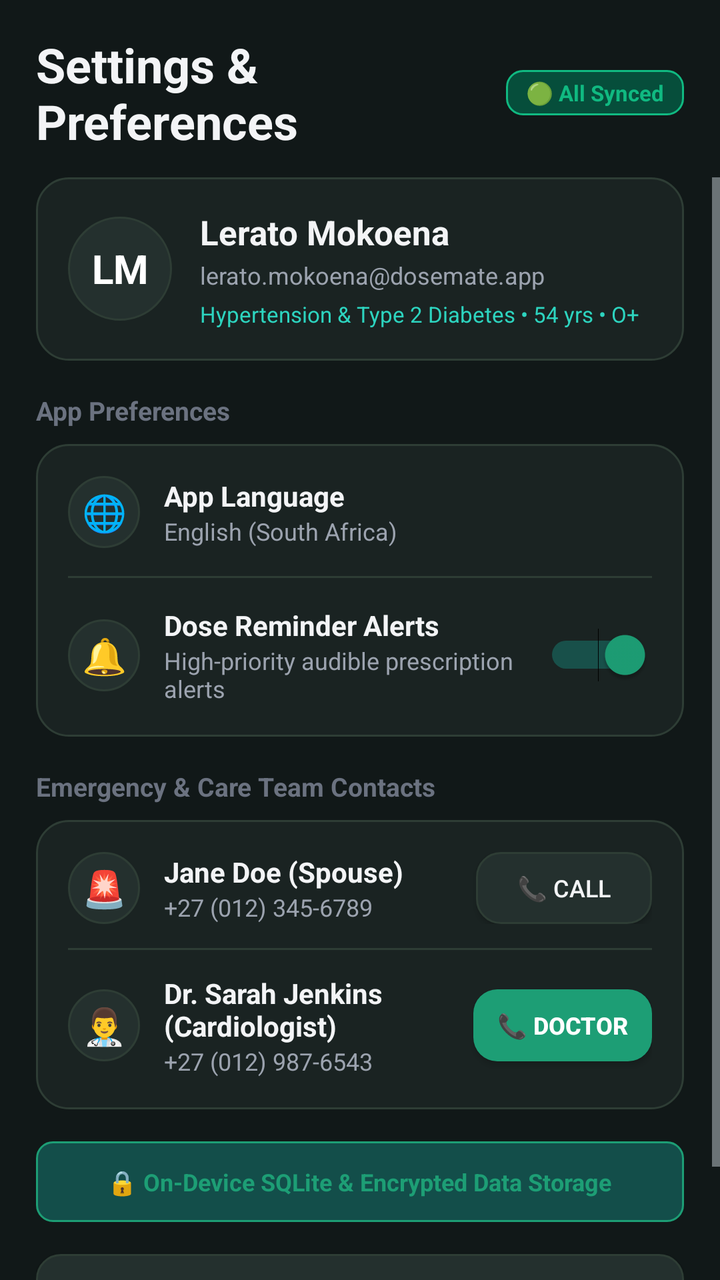
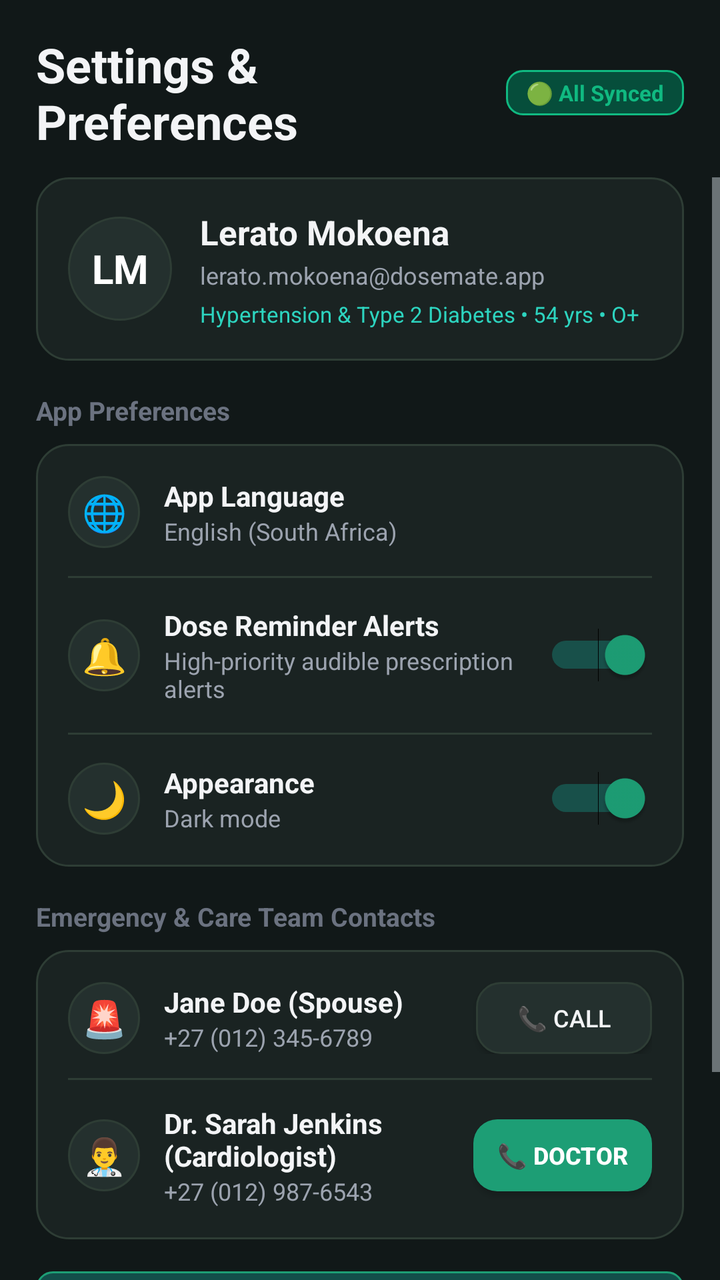

Two renders of the same Android screen: before a commit and after it. Below are the layout's source before the change and the commit's diff.
<!-- AndroidManifest.xml: application theme Theme.MyApplication -->
<!-- res/layout/fragment_settings.xml -->
<?xml version="1.0" encoding="utf-8"?>
<LinearLayout xmlns:android="http://schemas.android.com/apk/res/android"
    android:layout_width="match_parent"
    android:layout_height="match_parent"
    android:orientation="vertical"
    android:background="@color/dark_background">

    
    <LinearLayout
        android:layout_width="match_parent"
        android:layout_height="wrap_content"
        android:orientation="horizontal"
        android:gravity="center_vertical"
        android:paddingHorizontal="18dp"
        android:paddingTop="16dp"
        android:paddingBottom="12dp">

        <TextView
            android:layout_width="0dp"
            android:layout_height="wrap_content"
            android:layout_weight="1"
            android:text="Settings &amp; Preferences"
            android:textSize="24sp"
            android:textStyle="bold"
            android:textColor="@color/text_primary" />

        <TextView
            android:id="@+id/tv_settings_sync_badge"
            android:layout_width="wrap_content"
            android:layout_height="wrap_content"
            android:text="🟢 All Synced"
            android:textSize="11sp"
            android:textStyle="bold"
            android:textColor="@color/health_green"
            android:background="@drawable/bg_badge_green"
            android:paddingHorizontal="10dp"
            android:paddingVertical="4dp" />
    </LinearLayout>

    <ScrollView
        android:layout_width="match_parent"
        android:layout_height="match_parent"
        android:fillViewport="true">

        <LinearLayout
            android:layout_width="match_parent"
            android:layout_height="wrap_content"
            android:orientation="vertical"
            android:paddingHorizontal="18dp"
            android:paddingBottom="32dp">

            
            <LinearLayout
                android:layout_width="match_parent"
                android:layout_height="wrap_content"
                android:orientation="horizontal"
                android:gravity="center_vertical"
                android:background="@drawable/bg_card_dark"
                android:padding="16dp"
                android:layout_marginBottom="16dp">

                <TextView
                    android:id="@+id/tv_settings_avatar"
                    android:layout_width="52dp"
                    android:layout_height="52dp"
                    android:gravity="center"
                    android:text="LM"
                    android:textColor="@color/white"
                    android:textSize="20sp"
                    android:textStyle="bold"
                    android:background="@drawable/bg_circle_icon"
                    android:layout_marginEnd="14dp" />

                <LinearLayout
                    android:layout_width="0dp"
                    android:layout_height="wrap_content"
                    android:layout_weight="1"
                    android:orientation="vertical">

                    <TextView
                        android:id="@+id/tv_settings_name"
                        android:layout_width="wrap_content"
                        android:layout_height="wrap_content"
                        android:text="Lerato Mokoena"
                        android:textSize="17sp"
                        android:textStyle="bold"
                        android:textColor="@color/text_primary" />

                    <TextView
                        android:id="@+id/tv_settings_email"
                        android:layout_width="wrap_content"
                        android:layout_height="wrap_content"
                        android:layout_marginTop="2dp"
                        android:text="lerato.mokoena@dosemate.app"
                        android:textSize="12sp"
                        android:textColor="@color/text_secondary" />

                    <TextView
                        android:id="@+id/tv_settings_condition_tag"
                        android:layout_width="wrap_content"
                        android:layout_height="wrap_content"
                        android:layout_marginTop="4dp"
                        android:text="Hypertension &amp; Type 2 Diabetes • 54 yrs • O+"
                        android:textSize="11sp"
                        android:textColor="@color/teal_accent" />
                </LinearLayout>
            </LinearLayout>

            
            <TextView
                android:layout_width="wrap_content"
                android:layout_height="wrap_content"
                android:layout_marginBottom="8dp"
                android:text="App Preferences"
                android:textSize="13sp"
                android:textStyle="bold"
                android:textColor="@color/text_muted" />

            <LinearLayout
                android:layout_width="match_parent"
                android:layout_height="wrap_content"
                android:orientation="vertical"
                android:background="@drawable/bg_card_dark"
                android:padding="16dp"
                android:layout_marginBottom="16dp">

                
                <LinearLayout
                    android:layout_width="match_parent"
                    android:layout_height="wrap_content"
                    android:orientation="horizontal"
                    android:gravity="center_vertical"
                    android:layout_marginBottom="14dp">

                    <TextView
                        android:layout_width="36dp"
                        android:layout_height="36dp"
                        android:gravity="center"
                        android:text="🌐"
                        android:textSize="18sp"
                        android:background="@drawable/bg_circle_icon"
                        android:layout_marginEnd="12dp" />

                    <LinearLayout
                        android:layout_width="0dp"
                        android:layout_height="wrap_content"
                        android:layout_weight="1"
                        android:orientation="vertical">

                        <TextView
                            android:layout_width="wrap_content"
                            android:layout_height="wrap_content"
                            android:text="App Language"
                            android:textSize="14sp"
                            android:textStyle="bold"
                            android:textColor="@color/text_primary" />

                        <TextView
                            android:id="@+id/tv_active_language"
                            android:layout_width="wrap_content"
                            android:layout_height="wrap_content"
                            android:text="English (South Africa)"
                            android:textSize="12sp"
                            android:textColor="@color/text_secondary" />
                    </LinearLayout>

                    <Spinner
                        android:id="@+id/spinner_language"
                        android:layout_width="wrap_content"
                        android:layout_height="36dp"
                        android:background="@drawable/bg_button_secondary"
                        android:paddingHorizontal="8dp" />
                </LinearLayout>

                <View
                    android:layout_width="match_parent"
                    android:layout_height="1dp"
                    android:background="@color/dark_card_stroke"
                    android:layout_marginBottom="14dp" />

                
                <LinearLayout
                    android:layout_width="match_parent"
                    android:layout_height="wrap_content"
                    android:orientation="horizontal"
                    android:gravity="center_vertical">

                    <TextView
                        android:layout_width="36dp"
                        android:layout_height="36dp"
                        android:gravity="center"
                        android:text="🔔"
                        android:textSize="18sp"
                        android:background="@drawable/bg_circle_icon"
                        android:layout_marginEnd="12dp" />

                    <LinearLayout
                        android:layout_width="0dp"
                        android:layout_height="wrap_content"
                        android:layout_weight="1"
                        android:orientation="vertical">

                        <TextView
                            android:layout_width="wrap_content"
                            android:layout_height="wrap_content"
                            android:text="Dose Reminder Alerts"
                            android:textSize="14sp"
                            android:textStyle="bold"
                            android:textColor="@color/text_primary" />

                        <TextView
                            android:layout_width="wrap_content"
                            android:layout_height="wrap_content"
                            android:text="High-priority audible prescription alerts"
                            android:textSize="12sp"
                            android:textColor="@color/text_secondary" />
                    </LinearLayout>

                    <Switch
                        android:id="@+id/switch_reminders"
                        android:layout_width="wrap_content"
                        android:layout_height="wrap_content"
                        android:checked="true"
                        android:thumbTint="@color/teal_primary"
                        android:trackTint="@color/teal_secondary" />
                </LinearLayout>

            </LinearLayout>

            
            <TextView
                android:layout_width="wrap_content"
                android:layout_height="wrap_content"
                android:layout_marginBottom="8dp"
                android:text="Emergency &amp; Care Team Contacts"
                android:textSize="13sp"
                android:textStyle="bold"
                android:textColor="@color/text_muted" />

            <LinearLayout
                android:layout_width="match_parent"
                android:layout_height="wrap_content"
                android:orientation="vertical"
                android:background="@drawable/bg_card_dark"
                android:padding="16dp"
                android:layout_marginBottom="16dp">

                
                <LinearLayout
                    android:layout_width="match_parent"
                    android:layout_height="wrap_content"
                    android:orientation="horizontal"
                    android:gravity="center_vertical"
                    android:layout_marginBottom="12dp">

                    <TextView
                        android:layout_width="36dp"
                        android:layout_height="36dp"
                        android:gravity="center"
                        android:text="🚨"
                        android:textSize="18sp"
                        android:background="@drawable/bg_circle_icon"
                        android:layout_marginEnd="12dp" />

                    <LinearLayout
                        android:layout_width="0dp"
                        android:layout_height="wrap_content"
                        android:layout_weight="1"
                        android:orientation="vertical">

                        <TextView
                            android:id="@+id/tv_emergency_contact_name"
                            android:layout_width="wrap_content"
                            android:layout_height="wrap_content"
                            android:text="Jane Doe (Spouse)"
                            android:textSize="14sp"
                            android:textStyle="bold"
                            android:textColor="@color/text_primary" />

                        <TextView
                            android:layout_width="wrap_content"
                            android:layout_height="wrap_content"
                            android:text="+27 (012) 345-6789"
                            android:textSize="12sp"
                            android:textColor="@color/text_secondary" />
                    </LinearLayout>

                    <Button
                        android:id="@+id/btn_call_emergency_contact"
                        android:layout_width="wrap_content"
                        android:layout_height="36dp"
                        android:background="@drawable/bg_button_secondary"
                        android:text="📞 Call"
                        android:textColor="@color/text_primary"
                        android:textSize="12sp"
                        android:paddingHorizontal="12dp" />
                </LinearLayout>

                <View
                    android:layout_width="match_parent"
                    android:layout_height="1dp"
                    android:background="@color/dark_card_stroke"
                    android:layout_marginBottom="12dp" />

                
                <LinearLayout
                    android:layout_width="match_parent"
                    android:layout_height="wrap_content"
                    android:orientation="horizontal"
                    android:gravity="center_vertical">

                    <TextView
                        android:layout_width="36dp"
                        android:layout_height="36dp"
                        android:gravity="center"
                        android:text="👨‍⚕️"
                        android:textSize="18sp"
                        android:background="@drawable/bg_circle_icon"
                        android:layout_marginEnd="12dp" />

                    <LinearLayout
                        android:layout_width="0dp"
                        android:layout_height="wrap_content"
                        android:layout_weight="1"
                        android:orientation="vertical">

                        <TextView
                            android:id="@+id/tv_doctor_name"
                            android:layout_width="wrap_content"
                            android:layout_height="wrap_content"
                            android:text="Dr. Sarah Jenkins (Cardiologist)"
                            android:textSize="14sp"
                            android:textStyle="bold"
                            android:textColor="@color/text_primary" />

                        <TextView
                            android:layout_width="wrap_content"
                            android:layout_height="wrap_content"
                            android:text="+27 (012) 987-6543"
                            android:textSize="12sp"
                            android:textColor="@color/text_secondary" />
                    </LinearLayout>

                    <Button
                        android:id="@+id/btn_call_doctor"
                        android:layout_width="wrap_content"
                        android:layout_height="36dp"
                        android:background="@drawable/bg_button_teal"
                        android:text="📞 Doctor"
                        android:textColor="@color/white"
                        android:textSize="12sp"
                        android:textStyle="bold"
                        android:paddingHorizontal="12dp" />
                </LinearLayout>

            </LinearLayout>

            
            <LinearLayout
                android:layout_width="match_parent"
                android:layout_height="wrap_content"
                android:background="@drawable/bg_badge_teal"
                android:gravity="center"
                android:orientation="horizontal"
                android:padding="12dp"
                android:layout_marginBottom="16dp">

                <TextView
                    android:layout_width="wrap_content"
                    android:layout_height="wrap_content"
                    android:text="🔒 On-Device SQLite &amp; Encrypted Data Storage"
                    android:textColor="@color/teal_primary"
                    android:textSize="12sp"
                    android:textStyle="bold" />
            </LinearLayout>

            <Button
                android:id="@+id/btn_sign_out"
                android:layout_width="match_parent"
                android:layout_height="44dp"
                android:background="@drawable/bg_button_secondary"
                android:text="🚪 Sign Out of Account"
                android:textColor="@color/health_red"
                android:textSize="13sp"
                android:textStyle="bold" />

        </LinearLayout>
    </ScrollView>

</LinearLayout>
<!-- resources referenced by this layout -->
<resources>
  <color name="dark_background">#111818</color>
  <color name="dark_card_stroke">#2E3D35</color>
  <color name="health_green">#10B981</color>
  <color name="health_red">#EF4444</color>
  <color name="teal_accent">#2DD4BF</color>
  <color name="teal_primary">#1D9E75</color>
  <color name="teal_secondary">#14B8A6</color>
  <color name="text_muted">#6B7280</color>
  <color name="text_primary">#F3F4F6</color>
  <color name="text_secondary">#9CA3AF</color>
  <color name="white">#FFFFFFFF</color>
  <!-- drawable bg_badge_green (drawable) -->
  <?xml version="1.0" encoding="utf-8"?>
  <shape xmlns:android="http://schemas.android.com/apk/res/android"
      android:shape="rectangle">
      <solid android:color="#064E3B" />
      <corners android:radius="8dp" />
      <stroke
          android:width="1dp"
          android:color="#10B981" />
  </shape>
  <!-- drawable bg_badge_teal (drawable) -->
  <?xml version="1.0" encoding="utf-8"?>
  <shape xmlns:android="http://schemas.android.com/apk/res/android"
      android:shape="rectangle">
      <solid android:color="#134E4A" />
      <corners android:radius="8dp" />
      <stroke
          android:width="1dp"
          android:color="#1D9E75" />
  </shape>
  <!-- drawable bg_button_secondary (drawable) -->
  <?xml version="1.0" encoding="utf-8"?>
  <ripple xmlns:android="http://schemas.android.com/apk/res/android"
      android:color="#30FFFFFF">
      <item>
          <shape android:shape="rectangle">
              <solid android:color="@color/dark_surface_variant" />
              <corners android:radius="12dp" />
              <stroke
                  android:width="1dp"
                  android:color="@color/dark_card_stroke" />
          </shape>
      </item>
  </ripple>
  <!-- drawable bg_button_teal (drawable) -->
  <?xml version="1.0" encoding="utf-8"?>
  <ripple xmlns:android="http://schemas.android.com/apk/res/android"
      android:color="#40FFFFFF">
      <item>
          <shape android:shape="rectangle">
              <solid android:color="@color/teal_primary" />
              <corners android:radius="12dp" />
          </shape>
      </item>
  </ripple>
  <!-- drawable bg_card_dark (drawable) -->
  <?xml version="1.0" encoding="utf-8"?>
  <shape xmlns:android="http://schemas.android.com/apk/res/android"
      android:shape="rectangle">
      <solid android:color="@color/dark_surface" />
      <corners android:radius="16dp" />
      <stroke
          android:width="1dp"
          android:color="@color/dark_card_stroke" />
  </shape>
  <!-- drawable bg_circle_icon (drawable) -->
  <?xml version="1.0" encoding="utf-8"?>
  <shape xmlns:android="http://schemas.android.com/apk/res/android"
      android:shape="oval">
      <solid android:color="@color/dark_surface_variant" />
      <stroke
          android:width="1dp"
          android:color="@color/dark_card_stroke" />
  </shape>
  <style name="Theme.MyApplication" parent="android:Theme.DeviceDefault.NoActionBar" />
  <color name="dark_surface_variant">#24302E</color>
  <color name="dark_surface">#1A2322</color>
</resources>

<!-- the commit's change to res/layout/fragment_settings.xml (unified diff, before → after) -->
@@ -1,5 +1,6 @@
 <?xml version="1.0" encoding="utf-8"?>
 <LinearLayout xmlns:android="http://schemas.android.com/apk/res/android"
+    android:id="@+id/settings_root"
     android:layout_width="match_parent"
     android:layout_height="match_parent"
     android:orientation="vertical"
@@ -183,7 +184,8 @@
                     android:layout_width="match_parent"
                     android:layout_height="wrap_content"
                     android:orientation="horizontal"
-                    android:gravity="center_vertical">
+                    android:gravity="center_vertical"
+                    android:layout_marginBottom="14dp">
 
                     <TextView
                         android:layout_width="36dp"
@@ -218,6 +220,61 @@
 
                     <Switch
                         android:id="@+id/switch_reminders"
+                        android:layout_width="wrap_content"
+                        android:layout_height="wrap_content"
+                        android:checked="true"
+                        android:thumbTint="@color/teal_primary"
+                        android:trackTint="@color/teal_secondary" />
+                </LinearLayout>
+
+                <View
+                    android:layout_width="match_parent"
+                    android:layout_height="1dp"
+                    android:background="@color/dark_card_stroke"
+                    android:layout_marginBottom="14dp" />
+
+                
+                <LinearLayout
+                    android:layout_width="match_parent"
+                    android:layout_height="wrap_content"
+                    android:orientation="horizontal"
+                    android:gravity="center_vertical">
+
+                    <TextView
+                        android:id="@+id/tv_theme_icon"
+                        android:layout_width="36dp"
+                        android:layout_height="36dp"
+                        android:gravity="center"
+                        android:text="🌙"
+                        android:textSize="18sp"
+                        android:background="@drawable/bg_circle_icon"
+                        android:layout_marginEnd="12dp" />
+
+                    <LinearLayout
+                        android:layout_width="0dp"
+                        android:layout_height="wrap_content"
+                        android:layout_weight="1"
+                        android:orientation="vertical">
+
+                        <TextView
+                            android:layout_width="wrap_content"
+                            android:layout_height="wrap_content"
+                            android:text="Appearance"
+                            android:textSize="14sp"
+                            android:textStyle="bold"
+                            android:textColor="@color/text_primary" />
+
+                        <TextView
+                            android:id="@+id/tv_active_theme"
+                            android:layout_width="wrap_content"
+                            android:layout_height="wrap_content"
+                            android:text="Dark mode"
+                            android:textSize="12sp"
+                            android:textColor="@color/text_secondary" />
+                    </LinearLayout>
+
+                    <Switch
+                        android:id="@+id/switch_dark_theme"
                         android:layout_width="wrap_content"
                         android:layout_height="wrap_content"
                         android:checked="true"
